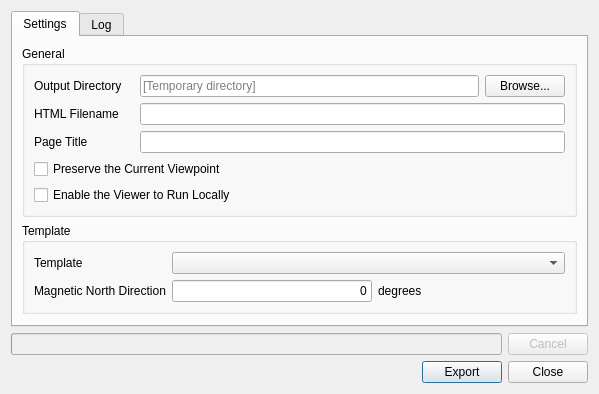
Qt form ui/exporttowebdialog.ui (minorua/Qgis2threejs) before a commit.
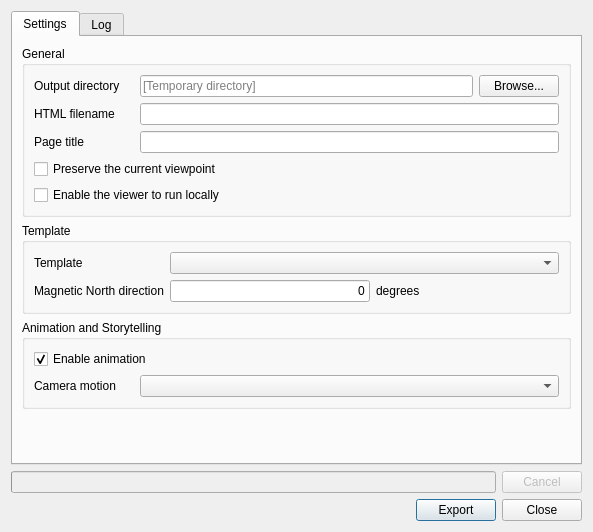
The same form after that commit.

Commit message:
[KEYFRAME ANIMATION AND STORYTELLING] camera motion, layer opacity and narrative box
- add animation panel to exporter window
- add animation group to layer properties dialog and export to web dialog
- pause animation and pop up narrative box at keyframes with narrative content

The animation feature of this plugin intends to make it possible to make effective animations for 3D storytelling maps.

```diff
--- a/ui/exporttowebdialog.ui
+++ b/ui/exporttowebdialog.ui
@@ -6,8 +6,8 @@
    <rect>
     <x>0</x>
     <y>0</y>
-    <width>599</width>
-    <height>391</height>
+    <width>593</width>
+    <height>532</height>
    </rect>
   </property>
   <property name="windowTitle">
@@ -41,7 +41,7 @@
                </size>
               </property>
               <property name="text">
-               <string>Output Directory</string>
+               <string>Output directory</string>
               </property>
              </widget>
             </item>
@@ -69,7 +69,7 @@
             <item row="1" column="0">
              <widget class="QLabel" name="label_3">
               <property name="text">
-               <string>HTML Filename</string>
+               <string>HTML filename</string>
               </property>
              </widget>
             </item>
@@ -79,7 +79,7 @@
             <item row="2" column="0">
              <widget class="QLabel" name="label_4">
               <property name="text">
-               <string>Page Title</string>
+               <string>Page title</string>
               </property>
              </widget>
             </item>
@@ -91,14 +91,14 @@
           <item>
            <widget class="QCheckBox" name="checkBox_PreserveViewpoint">
             <property name="text">
-             <string>Preserve the Current Viewpoint</string>
+             <string>Preserve the current viewpoint</string>
             </property>
            </widget>
           </item>
           <item>
            <widget class="QCheckBox" name="checkBox_LocalMode">
             <property name="text">
-             <string>Enable the Viewer to Run Locally</string>
+             <string>Enable the viewer to run locally</string>
             </property>
            </widget>
           </item>
@@ -137,7 +137,7 @@
           <item row="1" column="0">
            <widget class="QLabel" name="label_MND">
             <property name="text">
-             <string>Magnetic North Direction</string>
+             <string>Magnetic North direction</string>
             </property>
             <property name="wordWrap">
              <bool>true</bool>
@@ -180,6 +180,45 @@
          </layout>
         </widget>
        </item>
+       <item>
+        <widget class="QGroupBox" name="groupBox_Animation">
+         <property name="title">
+          <string>Animation and Storytelling</string>
+         </property>
+         <layout class="QVBoxLayout" name="verticalLayout_5">
+          <item>
+           <widget class="QCheckBox" name="checkBox_Animation">
+            <property name="text">
+             <string>Enable animation</string>
+            </property>
+            <property name="checked">
+             <bool>true</bool>
+            </property>
+           </widget>
+          </item>
+          <item>
+           <layout class="QFormLayout" name="formLayout_2">
+            <item row="0" column="0">
+             <widget class="QLabel" name="label_5">
+              <property name="minimumSize">
+               <size>
+                <width>100</width>
+                <height>0</height>
+               </size>
+              </property>
+              <property name="text">
+               <string>Camera motion</string>
+              </property>
+             </widget>
+            </item>
+            <item row="0" column="1">
+             <widget class="QComboBox" name="comboBox_CameraMotion"/>
+            </item>
+           </layout>
+          </item>
+         </layout>
+        </widget>
+       </item>
        <item>
         <spacer name="verticalSpacer">
          <property name="orientation">
```
Left out of the diff: 20 changed lines with no effect on the pictures. The commit also changes 30 other files.
